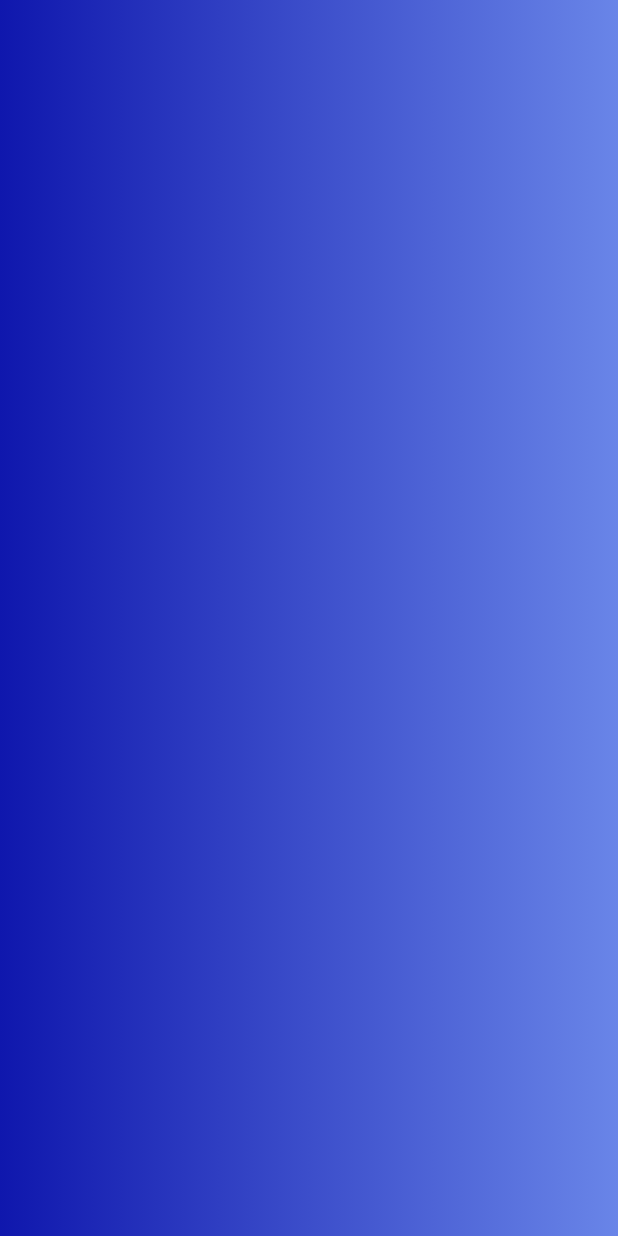
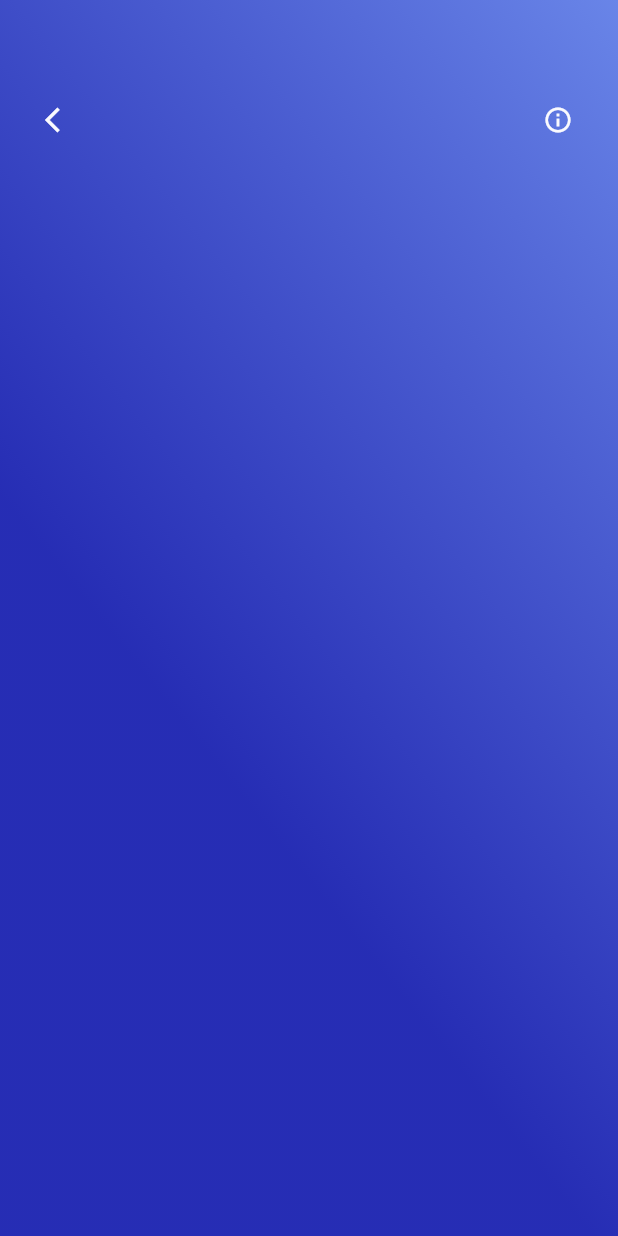
Before and after one commit to maximilianbarabas/fitnessapp, a Flutter app: the screen it shows after launch, on a phone screen of 412 x 824 dp. Run offline on Flutter 3.47's test engine with Material 2 defaults, Android fonts, the phone set to English and light mode, and no system bars.

Commit message:
second page first row

```diff
--- a/lib/video_info.dart
+++ b/lib/video_info.dart
@@ -16,9 +16,37 @@ class _VideoInfoState extends State<VideoInfo> {
     return Scaffold(
         body: Container(
             decoration: BoxDecoration(
-                gradient: LinearGradient(colors: [
-      color.AppColor.gradientFirst,
-      color.AppColor.gradientSecond
-    ]))));
+                gradient: LinearGradient(
+              colors: [
+                color.AppColor.gradientFirst.withOpacity(0.9),
+                color.AppColor.gradientSecond
+              ],
+              begin: const FractionalOffset(0.0, 0.4),
+              end: Alignment.topRight,
+            )),
+            child: Column(
+              children: [
+                Container(
+                    padding:
+                        const EdgeInsets.only(top: 70, left: 30, right: 30),
+                    width: MediaQuery.of(context).size.width,
+                    height: 300,
+                    child: Column(
+                      children: [
+                        Row(
+                          children: [
+                            Icon(Icons.arrow_back_ios,
+                                size: 20,
+                                color: color.AppColor.secondPageIconColor),
+                            Expanded(child: Container()),
+                            Icon(Icons.info_outline,
+                                size: 20,
+                                color: color.AppColor.secondPageIconColor)
+                          ],
+                        )
+                      ],
+                    ))
+              ],
+            )));
   }
 }
```
